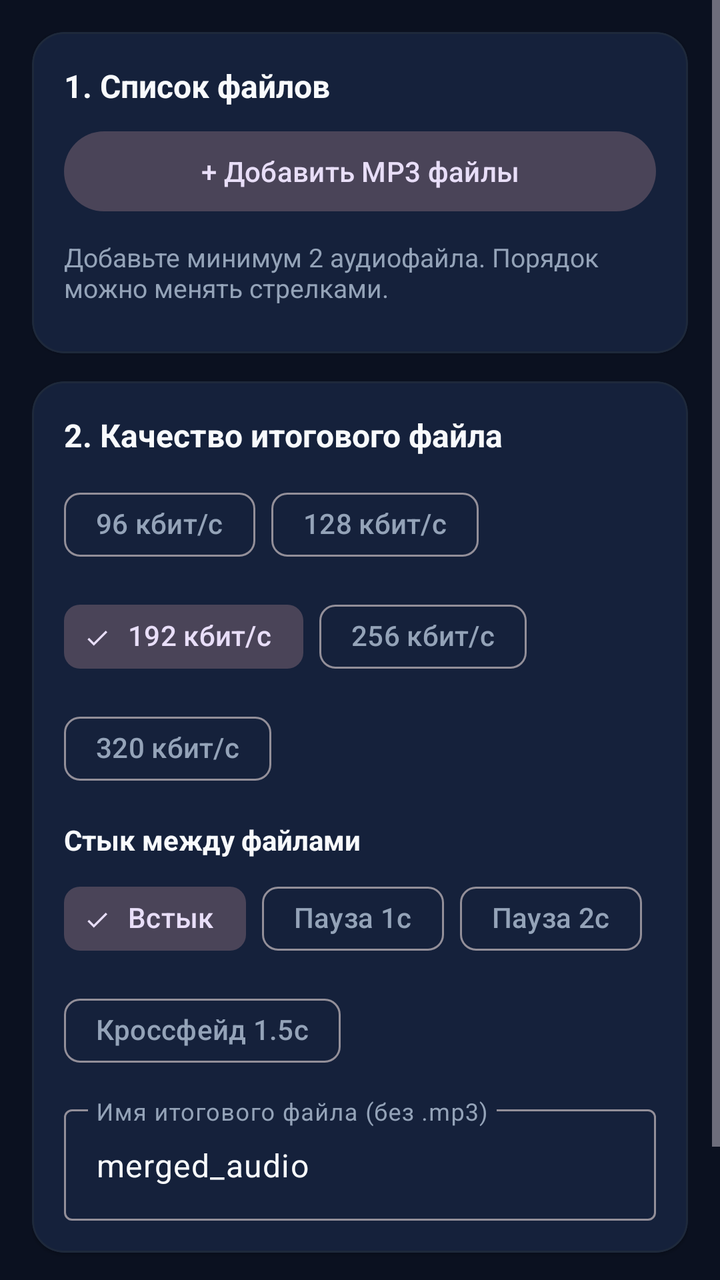
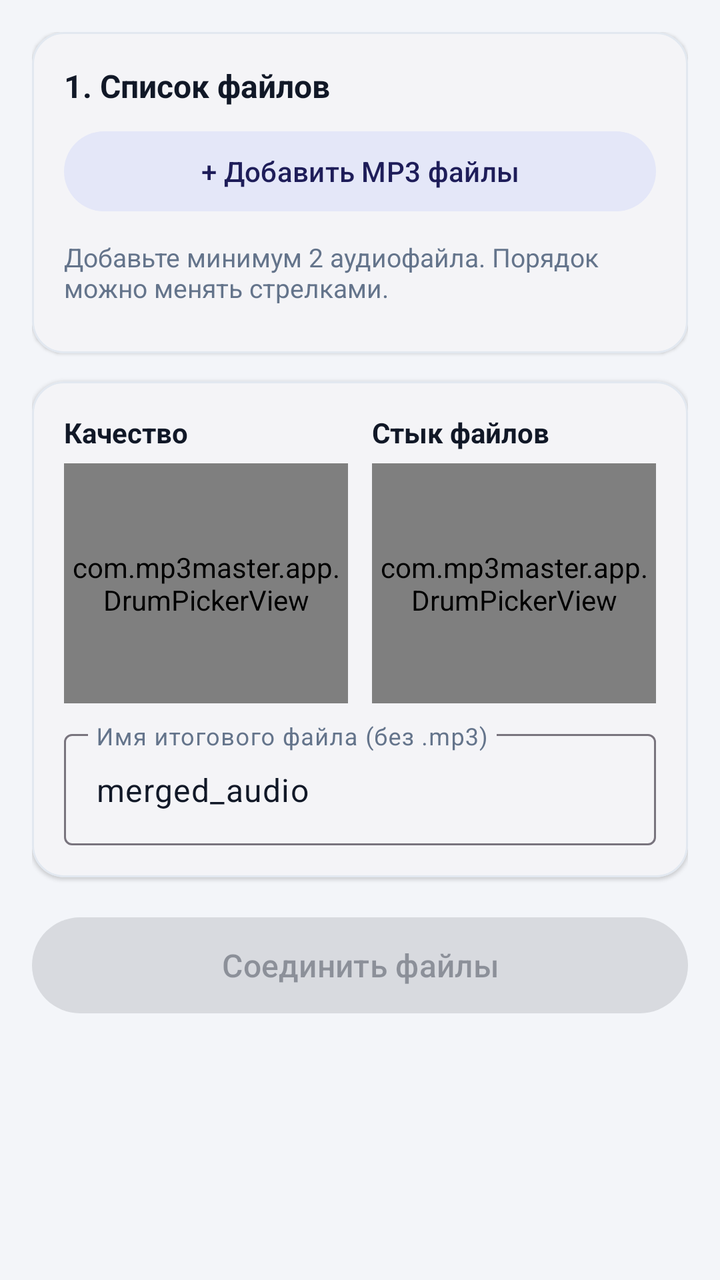

An Android layout rendered at two revisions. The XML below is the earlier revision; the diff shows what the commit changed to produce the second picture.
<!-- AndroidManifest.xml: application theme Theme.MP3Master -->
<!-- res/layout/fragment_merge.xml -->
<?xml version="1.0" encoding="utf-8"?>
<ScrollView xmlns:android="http://schemas.android.com/apk/res/android"
    xmlns:app="http://schemas.android.com/apk/res-auto"
    android:layout_width="match_parent"
    android:layout_height="match_parent"
    android:fillViewport="true">

    <LinearLayout
        android:layout_width="match_parent"
        android:layout_height="wrap_content"
        android:orientation="vertical"
        android:padding="16dp">

        <com.google.android.material.card.MaterialCardView
            android:layout_width="match_parent"
            android:layout_height="wrap_content"
            app:cardBackgroundColor="@color/card_bg"
            app:cardCornerRadius="16dp"
            app:cardElevation="1dp"
            app:strokeColor="@color/divider"
            app:strokeWidth="1dp">

            <LinearLayout
                android:layout_width="match_parent"
                android:layout_height="wrap_content"
                android:orientation="vertical"
                android:padding="16dp">

                <LinearLayout
                    android:layout_width="match_parent"
                    android:layout_height="wrap_content"
                    android:gravity="center_vertical"
                    android:orientation="horizontal">

                    <TextView
                        android:layout_width="0dp"
                        android:layout_height="wrap_content"
                        android:layout_weight="1"
                        android:text="1. Список файлов"
                        android:textColor="@color/text_primary"
                        android:textSize="16sp"
                        android:textStyle="bold" />

                    <com.google.android.material.button.MaterialButton
                        android:id="@+id/btnClearMergeList"
                        style="@style/Widget.Material3.Button.TextButton"
                        android:layout_width="wrap_content"
                        android:layout_height="wrap_content"
                        android:text="Очистить"
                        android:textColor="@color/danger"
                        android:visibility="gone" />
                </LinearLayout>

                <com.google.android.material.button.MaterialButton
                    android:id="@+id/btnAddMergeFiles"
                    style="@style/Widget.Material3.Button.TonalButton"
                    android:layout_width="match_parent"
                    android:layout_height="wrap_content"
                    android:layout_marginTop="8dp"
                    android:text="+ Добавить MP3 файлы" />

                <TextView
                    android:id="@+id/tvMergeEmpty"
                    android:layout_width="match_parent"
                    android:layout_height="wrap_content"
                    android:layout_marginTop="10dp"
                    android:text="Добавьте минимум 2 аудиофайла. Порядок можно менять стрелками."
                    android:textColor="@color/text_secondary"
                    android:textSize="13sp" />

                <androidx.recyclerview.widget.RecyclerView
                    android:id="@+id/rvMergeFiles"
                    android:layout_width="match_parent"
                    android:layout_height="wrap_content"
                    android:layout_marginTop="8dp"
                    android:nestedScrollingEnabled="false" />
            </LinearLayout>
        </com.google.android.material.card.MaterialCardView>

        <com.google.android.material.card.MaterialCardView
            android:layout_width="match_parent"
            android:layout_height="wrap_content"
            android:layout_marginTop="14dp"
            app:cardBackgroundColor="@color/card_bg"
            app:cardCornerRadius="16dp"
            app:cardElevation="1dp"
            app:strokeColor="@color/divider"
            app:strokeWidth="1dp">

            <LinearLayout
                android:layout_width="match_parent"
                android:layout_height="wrap_content"
                android:orientation="vertical"
                android:padding="16dp">

                <TextView
                    android:layout_width="wrap_content"
                    android:layout_height="wrap_content"
                    android:text="2. Качество итогового файла"
                    android:textColor="@color/text_primary"
                    android:textSize="16sp"
                    android:textStyle="bold" />

                <com.google.android.material.chip.ChipGroup
                    android:id="@+id/chipGroupMergeBitrate"
                    android:layout_width="match_parent"
                    android:layout_height="wrap_content"
                    android:layout_marginTop="10dp"
                    app:selectionRequired="true"
                    app:singleSelection="true">

                    <com.google.android.material.chip.Chip
                        android:id="@+id/chipMerge96"
                        style="@style/Widget.Material3.Chip.Filter"
                        android:layout_width="wrap_content"
                        android:layout_height="wrap_content"
                        android:text="96 кбит/с" />

                    <com.google.android.material.chip.Chip
                        android:id="@+id/chipMerge128"
                        style="@style/Widget.Material3.Chip.Filter"
                        android:layout_width="wrap_content"
                        android:layout_height="wrap_content"
                        android:text="128 кбит/с" />

                    <com.google.android.material.chip.Chip
                        android:id="@+id/chipMerge192"
                        style="@style/Widget.Material3.Chip.Filter"
                        android:layout_width="wrap_content"
                        android:layout_height="wrap_content"
                        android:checked="true"
                        android:text="192 кбит/с" />

                    <com.google.android.material.chip.Chip
                        android:id="@+id/chipMerge256"
                        style="@style/Widget.Material3.Chip.Filter"
                        android:layout_width="wrap_content"
                        android:layout_height="wrap_content"
                        android:text="256 кбит/с" />

                    <com.google.android.material.chip.Chip
                        android:id="@+id/chipMerge320"
                        style="@style/Widget.Material3.Chip.Filter"
                        android:layout_width="wrap_content"
                        android:layout_height="wrap_content"
                        android:text="320 кбит/с" />
                </com.google.android.material.chip.ChipGroup>

                <TextView
                    android:layout_width="wrap_content"
                    android:layout_height="wrap_content"
                    android:layout_marginTop="12dp"
                    android:text="Стык между файлами"
                    android:textColor="@color/text_primary"
                    android:textSize="14sp"
                    android:textStyle="bold" />

                <com.google.android.material.chip.ChipGroup
                    android:id="@+id/chipGroupMergeTransition"
                    android:layout_width="match_parent"
                    android:layout_height="wrap_content"
                    android:layout_marginTop="6dp"
                    app:selectionRequired="true"
                    app:singleSelection="true">

                    <com.google.android.material.chip.Chip
                        android:id="@+id/chipTransDirect"
                        style="@style/Widget.Material3.Chip.Filter"
                        android:layout_width="wrap_content"
                        android:layout_height="wrap_content"
                        android:checked="true"
                        android:text="Встык" />

                    <com.google.android.material.chip.Chip
                        android:id="@+id/chipTransPause1"
                        style="@style/Widget.Material3.Chip.Filter"
                        android:layout_width="wrap_content"
                        android:layout_height="wrap_content"
                        android:text="Пауза 1с" />

                    <com.google.android.material.chip.Chip
                        android:id="@+id/chipTransPause2"
                        style="@style/Widget.Material3.Chip.Filter"
                        android:layout_width="wrap_content"
                        android:layout_height="wrap_content"
                        android:text="Пауза 2с" />

                    <com.google.android.material.chip.Chip
                        android:id="@+id/chipTransCrossfade"
                        style="@style/Widget.Material3.Chip.Filter"
                        android:layout_width="wrap_content"
                        android:layout_height="wrap_content"
                        android:text="Кроссфейд 1.5с" />
                </com.google.android.material.chip.ChipGroup>

                <com.google.android.material.textfield.TextInputLayout
                    style="@style/Widget.Material3.TextInputLayout.OutlinedBox"
                    android:layout_width="match_parent"
                    android:layout_height="wrap_content"
                    android:layout_marginTop="10dp"
                    android:hint="Имя итогового файла (без .mp3)">

                    <com.google.android.material.textfield.TextInputEditText
                        android:id="@+id/etMergeOutputName"
                        android:layout_width="match_parent"
                        android:layout_height="wrap_content"
                        android:singleLine="true"
                        android:text="merged_audio" />
                </com.google.android.material.textfield.TextInputLayout>
            </LinearLayout>
        </com.google.android.material.card.MaterialCardView>

        <com.google.android.material.button.MaterialButton
            android:id="@+id/btnStartMerge"
            android:layout_width="match_parent"
            android:layout_height="56dp"
            android:layout_marginTop="16dp"
            android:enabled="false"
            android:text="Соединить файлы"
            android:textSize="16sp" />

        <LinearLayout
            android:id="@+id/layoutMergeProgress"
            android:layout_width="match_parent"
            android:layout_height="wrap_content"
            android:layout_marginTop="12dp"
            android:orientation="vertical"
            android:visibility="gone">

            <com.google.android.material.progressindicator.LinearProgressIndicator
                android:id="@+id/progressMerge"
                android:layout_width="match_parent"
                android:layout_height="wrap_content"
                android:max="100" />

            <TextView
                android:id="@+id/tvMergeStatus"
                android:layout_width="match_parent"
                android:layout_height="wrap_content"
                android:layout_marginTop="6dp"
                android:gravity="center"
                android:text="Соединение..."
                android:textColor="@color/text_secondary"
                android:textSize="13sp" />

            <com.google.android.material.button.MaterialButton
                android:id="@+id/btnCancelMerge"
                style="@style/Widget.Material3.Button.OutlinedButton"
                android:layout_width="wrap_content"
                android:layout_height="wrap_content"
                android:layout_gravity="center_horizontal"
                android:layout_marginTop="8dp"
                android:text="Отменить"
                android:textColor="@color/danger" />
        </LinearLayout>

        <com.google.android.material.card.MaterialCardView
            android:id="@+id/cardMergeResult"
            android:layout_width="match_parent"
            android:layout_height="wrap_content"
            android:layout_marginTop="14dp"
            android:visibility="gone"
            app:cardBackgroundColor="@color/card_bg"
            app:cardCornerRadius="16dp"
            app:strokeColor="@color/success"
            app:strokeWidth="1dp">

            <LinearLayout
                android:layout_width="match_parent"
                android:layout_height="wrap_content"
                android:orientation="vertical"
                android:padding="16dp">

                <TextView
                    android:id="@+id/tvMergeResultInfo"
                    android:layout_width="match_parent"
                    android:layout_height="wrap_content"
                    android:textColor="@color/text_primary"
                    android:textSize="14sp" />

                <LinearLayout
                    android:layout_width="match_parent"
                    android:layout_height="wrap_content"
                    android:layout_marginTop="10dp"
                    android:orientation="horizontal">

                    <com.google.android.material.button.MaterialButton
                        android:id="@+id/btnMergeOpen"
                        style="@style/Widget.Material3.Button.TonalButton"
                        android:layout_width="0dp"
                        android:layout_height="wrap_content"
                        android:layout_marginEnd="6dp"
                        android:layout_weight="1"
                        android:text="Слушать" />

                    <com.google.android.material.button.MaterialButton
                        android:id="@+id/btnMergeShare"
                        style="@style/Widget.Material3.Button.OutlinedButton"
                        android:layout_width="0dp"
                        android:layout_height="wrap_content"
                        android:layout_marginStart="6dp"
                        android:layout_weight="1"
                        android:text="Поделиться" />
                </LinearLayout>
            </LinearLayout>
        </com.google.android.material.card.MaterialCardView>

    </LinearLayout>
</ScrollView>
<!-- resources referenced by this layout -->
<resources>
  <color name="card_bg">#131C31</color>
  <color name="danger">#F87171</color>
  <color name="divider">#1E293B</color>
  <color name="success">#22C55E</color>
  <color name="text_primary">#F8FAFC</color>
  <color name="text_secondary">#94A3B8</color>
  <style name="Theme.MP3Master" parent="Theme.Material3.Dark.NoActionBar">
          <item name="colorPrimary">@color/primary</item>
          <item name="colorPrimaryContainer">@color/primary_container</item>
          <item name="colorOnPrimaryContainer">@color/on_primary_container</item>
          <item name="colorSurface">@color/card_bg</item>
          <item name="colorSurfaceVariant">@color/pill_bg</item>
          <item name="colorOnSurface">@color/text_primary</item>
          <item name="colorOnSurfaceVariant">@color/text_secondary</item>
          <item name="android:colorBackground">@color/surface_bg</item>
          <item name="android:statusBarColor">@color/surface_bg</item>
          <item name="android:navigationBarColor">@color/card_bg</item>
      </style>
  <color name="primary">#3B82F6</color>
  <color name="primary_container">#1E3A8A</color>
  <color name="on_primary_container">#DBEAFE</color>
  <color name="pill_bg">#1E293B</color>
  <color name="surface_bg">#0B1120</color>
</resources>

<!-- the commit's change to res/layout/fragment_merge.xml (unified diff, before → after) -->
@@ -93,105 +93,55 @@
                 android:orientation="vertical"
                 android:padding="16dp">
 
-                <TextView
-                    android:layout_width="wrap_content"
-                    android:layout_height="wrap_content"
-                    android:text="2. Качество итогового файла"
-                    android:textColor="@color/text_primary"
-                    android:textSize="16sp"
-                    android:textStyle="bold" />
-
-                <com.google.android.material.chip.ChipGroup
-                    android:id="@+id/chipGroupMergeBitrate"
-                    android:layout_width="match_parent"
-                    android:layout_height="wrap_content"
-                    android:layout_marginTop="10dp"
-                    app:selectionRequired="true"
-                    app:singleSelection="true">
-
-                    <com.google.android.material.chip.Chip
-                        android:id="@+id/chipMerge96"
-                        style="@style/Widget.Material3.Chip.Filter"
-                        android:layout_width="wrap_content"
-                        android:layout_height="wrap_content"
-                        android:text="96 кбит/с" />
-
-                    <com.google.android.material.chip.Chip
-                        android:id="@+id/chipMerge128"
-                        style="@style/Widget.Material3.Chip.Filter"
-                        android:layout_width="wrap_content"
-                        android:layout_height="wrap_content"
-                        android:text="128 кбит/с" />
-
-                    <com.google.android.material.chip.Chip
-                        android:id="@+id/chipMerge192"
-                        style="@style/Widget.Material3.Chip.Filter"
-                        android:layout_width="wrap_content"
-                        android:layout_height="wrap_content"
-                        android:checked="true"
-                        android:text="192 кбит/с" />
-
-                    <com.google.android.material.chip.Chip
-                        android:id="@+id/chipMerge256"
-                        style="@style/Widget.Material3.Chip.Filter"
-                        android:layout_width="wrap_content"
-                        android:layout_height="wrap_content"
-                        android:text="256 кбит/с" />
-
-                    <com.google.android.material.chip.Chip
-                        android:id="@+id/chipMerge320"
-                        style="@style/Widget.Material3.Chip.Filter"
-                        android:layout_width="wrap_content"
-                        android:layout_height="wrap_content"
-                        android:text="320 кбит/с" />
-                </com.google.android.material.chip.ChipGroup>
-
-                <TextView
-                    android:layout_width="wrap_content"
-                    android:layout_height="wrap_content"
-                    android:layout_marginTop="12dp"
-                    android:text="Стык между файлами"
-                    android:textColor="@color/text_primary"
-                    android:textSize="14sp"
-                    android:textStyle="bold" />
-
-                <com.google.android.material.chip.ChipGroup
-                    android:id="@+id/chipGroupMergeTransition"
-                    android:layout_width="match_parent"
-                    android:layout_height="wrap_content"
-                    android:layout_marginTop="6dp"
-                    app:selectionRequired="true"
-                    app:singleSelection="true">
-
-                    <com.google.android.material.chip.Chip
-                        android:id="@+id/chipTransDirect"
-                        style="@style/Widget.Material3.Chip.Filter"
-                        android:layout_width="wrap_content"
-                        android:layout_height="wrap_content"
-                        android:checked="true"
-                        android:text="Встык" />
-
-                    <com.google.android.material.chip.Chip
-                        android:id="@+id/chipTransPause1"
-                        style="@style/Widget.Material3.Chip.Filter"
-                        android:layout_width="wrap_content"
-                        android:layout_height="wrap_content"
-                        android:text="Пауза 1с" />
-
-                    <com.google.android.material.chip.Chip
-                        android:id="@+id/chipTransPause2"
-                        style="@style/Widget.Material3.Chip.Filter"
-                        android:layout_width="wrap_content"
-                        android:layout_height="wrap_content"
-                        android:text="Пауза 2с" />
-
-                    <com.google.android.material.chip.Chip
-                        android:id="@+id/chipTransCrossfade"
-                        style="@style/Widget.Material3.Chip.Filter"
-                        android:layout_width="wrap_content"
-                        android:layout_height="wrap_content"
-                        android:text="Кроссфейд 1.5с" />
-                </com.google.android.material.chip.ChipGroup>
+                <LinearLayout
+                    android:layout_width="match_parent"
+                    android:layout_height="wrap_content"
+                    android:orientation="horizontal">
+
+                    <LinearLayout
+                        android:layout_width="0dp"
+                        android:layout_height="wrap_content"
+                        android:layout_marginEnd="6dp"
+                        android:layout_weight="1"
+                        android:orientation="vertical">
+
+                        <TextView
+                            android:layout_width="wrap_content"
+                            android:layout_height="wrap_content"
+                            android:text="Качество"
+                            android:textColor="@color/text_primary"
+                            android:textSize="14sp"
+                            android:textStyle="bold" />
+
+                        <com.mp3master.app.DrumPickerView
+                            android:id="@+id/drumMergeBitrate"
+                            android:layout_width="match_parent"
+                            android:layout_height="120dp"
+                            android:layout_marginTop="6dp" />
+                    </LinearLayout>
+
+                    <LinearLayout
+                        android:layout_width="0dp"
+                        android:layout_height="wrap_content"
+                        android:layout_marginStart="6dp"
+                        android:layout_weight="1"
+                        android:orientation="vertical">
+
+                        <TextView
+                            android:layout_width="wrap_content"
+                            android:layout_height="wrap_content"
+                            android:text="Стык файлов"
+                            android:textColor="@color/text_primary"
+                            android:textSize="14sp"
+                            android:textStyle="bold" />
+
+                        <com.mp3master.app.DrumPickerView
+                            android:id="@+id/drumMergeTransition"
+                            android:layout_width="match_parent"
+                            android:layout_height="120dp"
+                            android:layout_marginTop="6dp" />
+                    </LinearLayout>
+                </LinearLayout>
 
                 <com.google.android.material.textfield.TextInputLayout
                     style="@style/Widget.Material3.TextInputLayout.OutlinedBox"
<!-- resource entries referenced after the edit -->
@@ -1,15 +1,19 @@
 <!-- resources referenced by this layout -->
 <resources>
-  <color name="card_bg">#131C31</color>
-  <color name="danger">#F87171</color>
-  <color name="divider">#1E293B</color>
-  <color name="success">#22C55E</color>
-  <color name="text_primary">#F8FAFC</color>
-  <color name="text_secondary">#94A3B8</color>
-  <style name="Theme.MP3Master" parent="Theme.Material3.Dark.NoActionBar">
+  <color name="card_bg">#FFFFFF</color>
+  <color name="danger">#DC2626</color>
+  <color name="divider">#E2E8F0</color>
+  <color name="success">#16A34A</color>
+  <color name="text_primary">#111827</color>
+  <color name="text_secondary">#64748B</color>
+  <style name="Theme.MP3Master" parent="Theme.Material3.DayNight.NoActionBar">
           <item name="colorPrimary">@color/primary</item>
+          <item name="colorOnPrimary">@color/on_primary</item>
           <item name="colorPrimaryContainer">@color/primary_container</item>
           <item name="colorOnPrimaryContainer">@color/on_primary_container</item>
+          <item name="colorSecondary">@color/primary</item>
+          <item name="colorSecondaryContainer">@color/primary_container</item>
+          <item name="colorOnSecondaryContainer">@color/on_primary_container</item>
           <item name="colorSurface">@color/card_bg</item>
           <item name="colorSurfaceVariant">@color/pill_bg</item>
           <item name="colorOnSurface">@color/text_primary</item>
@@ -17,11 +21,13 @@
           <item name="android:colorBackground">@color/surface_bg</item>
           <item name="android:statusBarColor">@color/surface_bg</item>
           <item name="android:navigationBarColor">@color/card_bg</item>
+          <item name="android:windowLightStatusBar">true</item>
       </style>
-  <color name="primary">#3B82F6</color>
-  <color name="primary_container">#1E3A8A</color>
-  <color name="on_primary_container">#DBEAFE</color>
-  <color name="pill_bg">#1E293B</color>
-  <color name="surface_bg">#0B1120</color>
+  <color name="primary">#2B2A75</color>
+  <color name="on_primary">#FFFFFF</color>
+  <color name="primary_container">#E4E7F8</color>
+  <color name="on_primary_container">#1E1D59</color>
+  <color name="pill_bg">#EEF1F8</color>
+  <color name="surface_bg">#F3F5F9</color>
 </resources>
 
